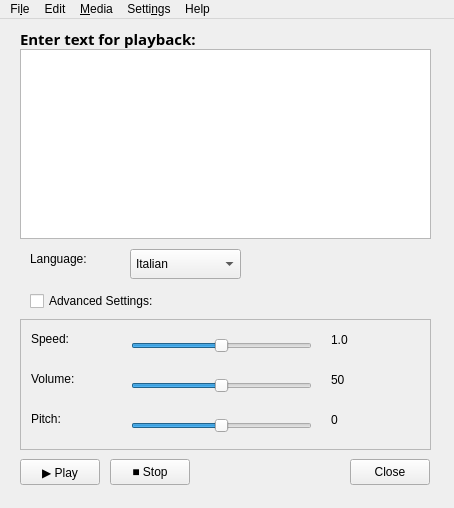
Shadowsith/qpicospeaker, file src/qpicospeaker.ui: the form before one commit.
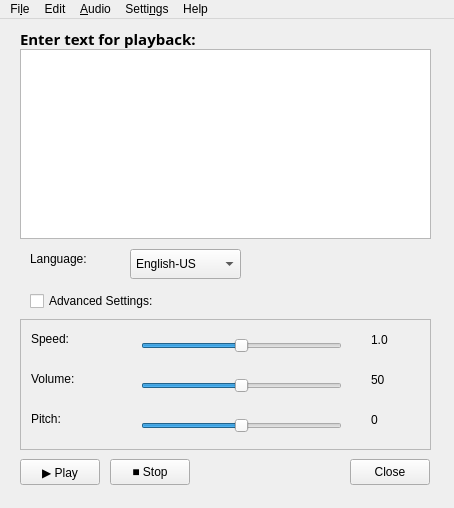
The form after the commit. Icons and pictures are not drawn.

Commit message: minor changes, added german, english (default) and spain translation

Diff of the .ui file:
```diff
--- a/src/qpicospeaker.ui
+++ b/src/qpicospeaker.ui
@@ -44,10 +44,10 @@
 }</string>
     </property>
     <property name="currentText">
-     <string>Italian</string>
+     <string>English-US</string>
     </property>
     <property name="currentIndex">
-     <number>5</number>
+     <number>0</number>
     </property>
     <property name="maxVisibleItems">
      <number>10</number>
@@ -216,7 +216,7 @@
      <widget class="QLabel" name="lblPitchVal">
       <property name="geometry">
        <rect>
-        <x>310</x>
+        <x>350</x>
         <y>90</y>
         <width>40</width>
         <height>20</height>
@@ -231,7 +231,7 @@
        <rect>
         <x>10</x>
         <y>10</y>
-        <width>58</width>
+        <width>81</width>
         <height>18</height>
        </rect>
       </property>
@@ -242,7 +242,7 @@
      <widget class="QLabel" name="lblSpeedVal">
       <property name="geometry">
        <rect>
-        <x>310</x>
+        <x>350</x>
         <y>10</y>
         <width>40</width>
         <height>20</height>
@@ -260,7 +260,7 @@
        <rect>
         <x>10</x>
         <y>90</y>
-        <width>58</width>
+        <width>81</width>
         <height>18</height>
        </rect>
       </property>
@@ -271,9 +271,9 @@
      <widget class="QSlider" name="hsSpeed">
       <property name="geometry">
        <rect>
-        <x>110</x>
+        <x>120</x>
         <y>10</y>
-        <width>181</width>
+        <width>201</width>
         <height>31</height>
        </rect>
       </property>
@@ -296,9 +296,9 @@
      <widget class="QSlider" name="hsPitch">
       <property name="geometry">
        <rect>
-        <x>110</x>
+        <x>120</x>
         <y>90</y>
-        <width>181</width>
+        <width>201</width>
         <height>31</height>
        </rect>
       </property>
@@ -332,7 +332,7 @@
        <rect>
         <x>10</x>
         <y>50</y>
-        <width>58</width>
+        <width>81</width>
         <height>18</height>
        </rect>
       </property>
@@ -343,7 +343,7 @@
      <widget class="QLabel" name="lblVolumeVal">
       <property name="geometry">
        <rect>
-        <x>310</x>
+        <x>350</x>
         <y>50</y>
         <width>40</width>
         <height>20</height>
@@ -356,9 +356,9 @@
      <widget class="QSlider" name="hsVolume">
       <property name="geometry">
        <rect>
-        <x>110</x>
+        <x>120</x>
         <y>50</y>
-        <width>181</width>
+        <width>201</width>
         <height>31</height>
        </rect>
       </property>
@@ -448,7 +448,7 @@
    </widget>
    <widget class="QMenu" name="menuMedia">
     <property name="title">
-     <string>&amp;Media</string>
+     <string>&amp;Audio</string>
     </property>
     <addaction name="actionPlay"/>
     <addaction name="actionPause"/>
```
Left out of the diff: 18 changed lines with no effect on the pictures. The commit also changes 7 other files.
